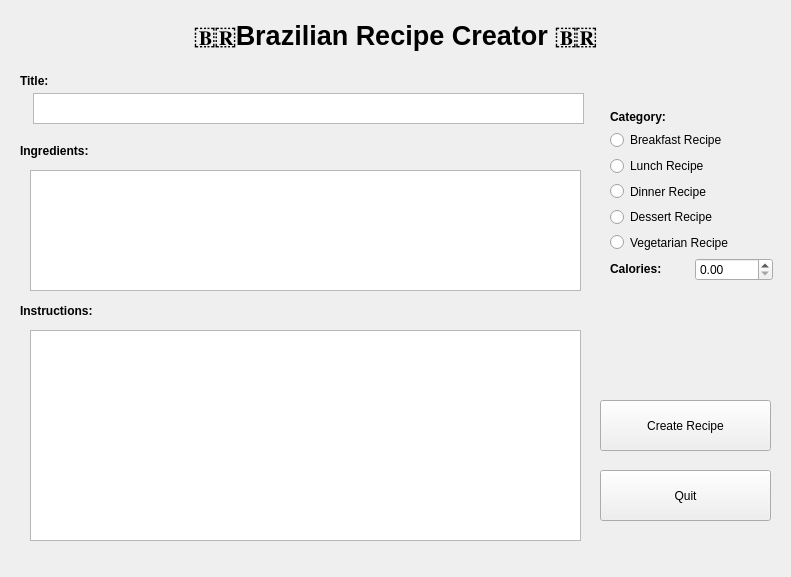
Above: CS4076-QT-Project/mainwindow.ui from italotrt/CS4076-Event-Driven-Programming-Project before the change. Below: the same form after it.
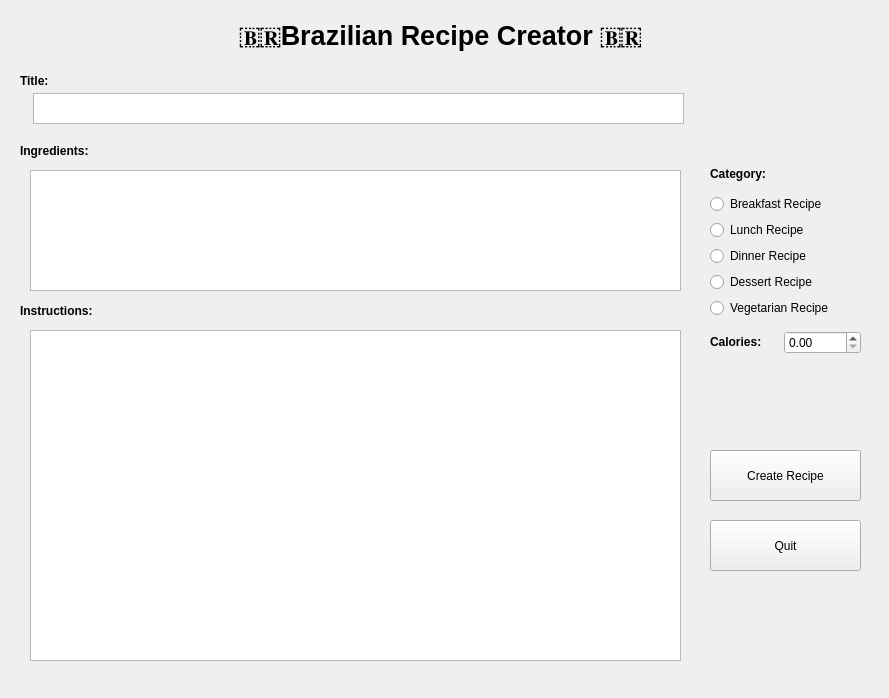
That is the form after the change.

```diff
--- a/CS4076-QT-Project/mainwindow.ui
+++ b/CS4076-QT-Project/mainwindow.ui
@@ -6,8 +6,8 @@
    <rect>
     <x>0</x>
     <y>0</y>
-    <width>791</width>
-    <height>577</height>
+    <width>889</width>
+    <height>698</height>
    </rect>
   </property>
   <property name="windowTitle">
@@ -19,7 +19,7 @@
      <rect>
       <x>10</x>
       <y>20</y>
-      <width>771</width>
+      <width>861</width>
       <height>31</height>
      </rect>
     </property>
@@ -42,9 +42,9 @@
    <widget class="QPushButton" name="quitButton">
     <property name="geometry">
      <rect>
-      <x>600</x>
-      <y>470</y>
-      <width>171</width>
+      <x>710</x>
+      <y>520</y>
+      <width>151</width>
       <height>51</height>
      </rect>
     </property>
@@ -73,10 +73,10 @@
    <widget class="QWidget" name="verticalLayoutWidget_3">
     <property name="geometry">
      <rect>
-      <x>610</x>
-      <y>110</y>
-      <width>163</width>
-      <height>171</height>
+      <x>710</x>
+      <y>160</y>
+      <width>151</width>
+      <height>201</height>
      </rect>
     </property>
     <layout class="QVBoxLayout" name="verticalLayout">
@@ -213,9 +213,9 @@
    <widget class="QPushButton" name="addButton">
     <property name="geometry">
      <rect>
-      <x>600</x>
-      <y>400</y>
-      <width>171</width>
+      <x>710</x>
+      <y>450</y>
+      <width>151</width>
       <height>51</height>
      </rect>
     </property>
@@ -228,8 +228,8 @@
      <rect>
       <x>30</x>
       <y>330</y>
-      <width>551</width>
-      <height>211</height>
+      <width>651</width>
+      <height>331</height>
      </rect>
     </property>
     <property name="acceptRichText">
@@ -241,7 +241,7 @@
      <rect>
       <x>30</x>
       <y>170</y>
-      <width>551</width>
+      <width>651</width>
       <height>121</height>
      </rect>
     </property>
@@ -254,7 +254,7 @@
      <rect>
       <x>33</x>
       <y>93</y>
-      <width>551</width>
+      <width>651</width>
       <height>31</height>
      </rect>
     </property>
```
Left out of the diff: 2 changed lines with no effect on the pictures.
